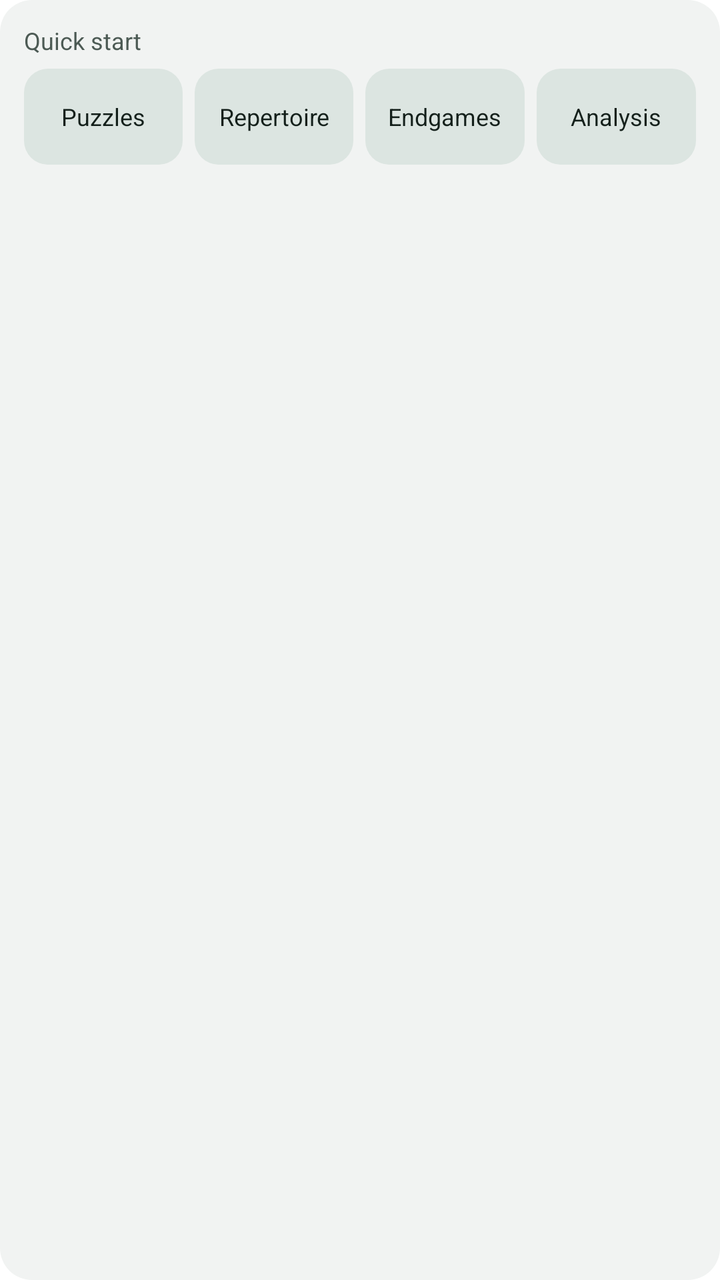
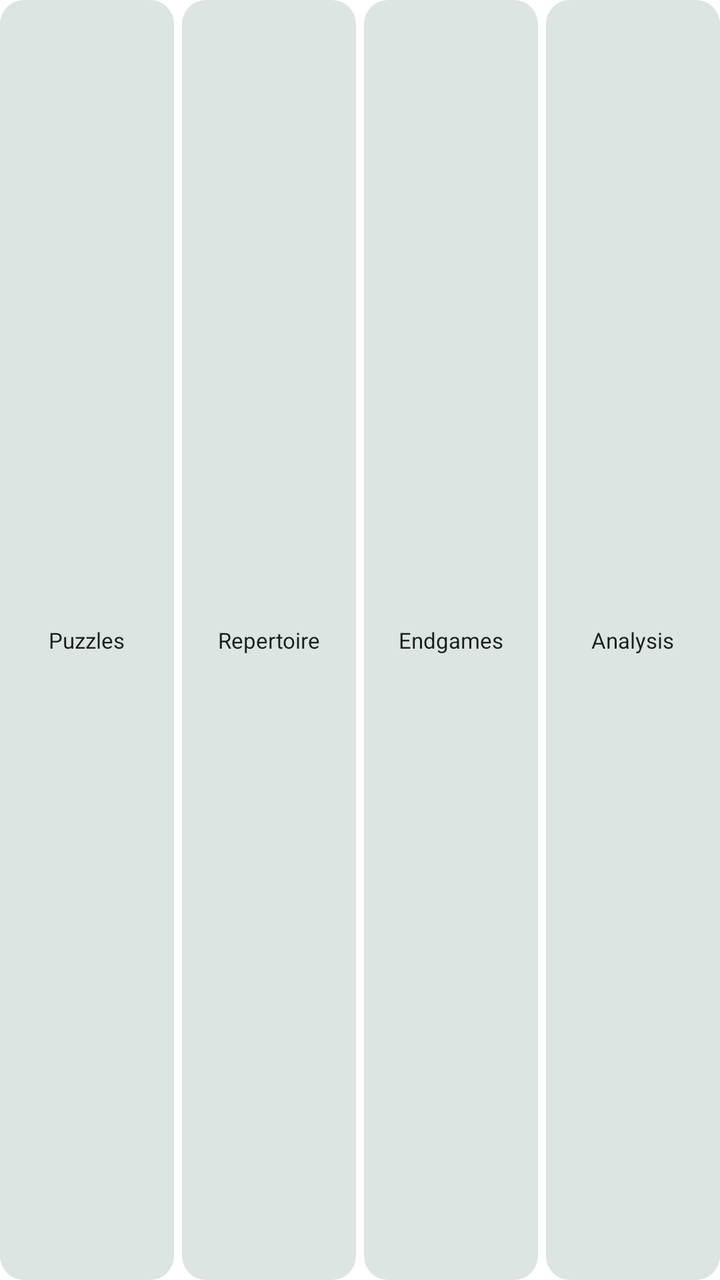

Screens rendered from an Android XML layout before and after an edit, with the pre-edit source and the edit as a unified diff.
<!-- AndroidManifest.xml: application theme Theme.kiebitz -->
<!-- res/layout/widget_preview_quick.xml -->
<?xml version="1.0" encoding="utf-8"?>
<LinearLayout xmlns:android="http://schemas.android.com/apk/res/android"
    android:layout_width="match_parent"
    android:layout_height="match_parent"
    android:orientation="vertical"
    android:background="@drawable/widget_preview_surface"
    android:padding="12dp">

    <TextView
        android:layout_width="wrap_content"
        android:layout_height="wrap_content"
        android:text="@string/widget_quick_name"
        android:textColor="@color/widget_preview_ink_muted"
        android:textSize="12sp" />

    <LinearLayout
        android:layout_width="match_parent"
        android:layout_height="48dp"
        android:layout_marginTop="6dp"
        android:orientation="horizontal">

        <TextView
            android:layout_width="0dp"
            android:layout_height="match_parent"
            android:layout_weight="1"
            android:layout_marginEnd="6dp"
            android:background="@drawable/widget_preview_chip"
            android:gravity="center"
            android:text="@string/widget_quick_puzzles"
            android:textColor="@color/widget_preview_ink"
            android:textSize="12sp" />

        <TextView
            android:layout_width="0dp"
            android:layout_height="match_parent"
            android:layout_weight="1"
            android:layout_marginEnd="6dp"
            android:background="@drawable/widget_preview_chip"
            android:gravity="center"
            android:text="@string/widget_quick_repertoire"
            android:textColor="@color/widget_preview_ink"
            android:textSize="12sp" />

        <TextView
            android:layout_width="0dp"
            android:layout_height="match_parent"
            android:layout_weight="1"
            android:layout_marginEnd="6dp"
            android:background="@drawable/widget_preview_chip"
            android:gravity="center"
            android:text="@string/widget_quick_endgames"
            android:textColor="@color/widget_preview_ink"
            android:textSize="12sp" />

        <TextView
            android:layout_width="0dp"
            android:layout_height="match_parent"
            android:layout_weight="1"
            android:background="@drawable/widget_preview_chip"
            android:gravity="center"
            android:text="@string/widget_quick_analysis"
            android:textColor="@color/widget_preview_ink"
            android:textSize="12sp" />
    </LinearLayout>
</LinearLayout>
<!-- resources referenced by this layout -->
<resources>
  <color name="widget_preview_ink">#FF14201B</color>
  <color name="widget_preview_ink_muted">#FF4C5A54</color>
  <!-- drawable widget_preview_chip (drawable) -->
  <?xml version="1.0" encoding="utf-8"?>
  <shape xmlns:android="http://schemas.android.com/apk/res/android" android:shape="rectangle">
      <corners android:radius="12dp" />
      <solid android:color="@color/widget_preview_chip" />
  </shape>
  <!-- drawable widget_preview_surface (drawable) -->
  <?xml version="1.0" encoding="utf-8"?>
  <shape xmlns:android="http://schemas.android.com/apk/res/android" android:shape="rectangle">
      <corners android:radius="16dp" />
      <solid android:color="@color/widget_preview_surface" />
  </shape>
  <string name="widget_quick_analysis">Analysis</string>
  <string name="widget_quick_endgames">Endgames</string>
  <string name="widget_quick_name">Quick start</string>
  <string name="widget_quick_puzzles">Puzzles</string>
  <string name="widget_quick_repertoire">Repertoire</string>
  <style name="Theme.kiebitz" parent="Theme.MaterialComponents.DayNight.NoActionBar">
          
      </style>
  <color name="widget_preview_chip">#FFDCE5E1</color>
  <color name="widget_preview_surface">#FFF1F3F2</color>
</resources>

<!-- the commit's change to res/layout/widget_preview_quick.xml (unified diff, before → after) -->
@@ -2,64 +2,60 @@
 <LinearLayout xmlns:android="http://schemas.android.com/apk/res/android"
     android:layout_width="match_parent"
     android:layout_height="match_parent"
-    android:orientation="vertical"
-    android:background="@drawable/widget_preview_surface"
-    android:padding="12dp">
+    android:orientation="horizontal">
 
     <TextView
-        android:layout_width="wrap_content"
-        android:layout_height="wrap_content"
-        android:text="@string/widget_quick_name"
-        android:textColor="@color/widget_preview_ink_muted"
-        android:textSize="12sp" />
+        android:layout_width="0dp"
+        android:layout_height="match_parent"
+        android:layout_weight="1"
+        android:layout_marginEnd="4dp"
+        android:background="@drawable/widget_preview_chip"
+        android:gravity="center"
+        android:paddingStart="4dp"
+        android:paddingEnd="4dp"
+        android:maxLines="1"
+        android:text="@string/widget_quick_puzzles"
+        android:textColor="@color/widget_preview_ink"
+        android:textSize="11sp" />
 
-    <LinearLayout
-        android:layout_width="match_parent"
-        android:layout_height="48dp"
-        android:layout_marginTop="6dp"
-        android:orientation="horizontal">
+    <TextView
+        android:layout_width="0dp"
+        android:layout_height="match_parent"
+        android:layout_weight="1"
+        android:layout_marginEnd="4dp"
+        android:background="@drawable/widget_preview_chip"
+        android:gravity="center"
+        android:paddingStart="4dp"
+        android:paddingEnd="4dp"
+        android:maxLines="1"
+        android:text="@string/widget_quick_repertoire"
+        android:textColor="@color/widget_preview_ink"
+        android:textSize="11sp" />
 
-        <TextView
-            android:layout_width="0dp"
-            android:layout_height="match_parent"
-            android:layout_weight="1"
-            android:layout_marginEnd="6dp"
-            android:background="@drawable/widget_preview_chip"
-            android:gravity="center"
-            android:text="@string/widget_quick_puzzles"
-            android:textColor="@color/widget_preview_ink"
-            android:textSize="12sp" />
+    <TextView
+        android:layout_width="0dp"
+        android:layout_height="match_parent"
+        android:layout_weight="1"
+        android:layout_marginEnd="4dp"
+        android:background="@drawable/widget_preview_chip"
+        android:gravity="center"
+        android:paddingStart="4dp"
+        android:paddingEnd="4dp"
+        android:maxLines="1"
+        android:text="@string/widget_quick_endgames"
+        android:textColor="@color/widget_preview_ink"
+        android:textSize="11sp" />
 
-        <TextView
-            android:layout_width="0dp"
-            android:layout_height="match_parent"
-            android:layout_weight="1"
-            android:layout_marginEnd="6dp"
-            android:background="@drawable/widget_preview_chip"
-            android:gravity="center"
-            android:text="@string/widget_quick_repertoire"
-            android:textColor="@color/widget_preview_ink"
-            android:textSize="12sp" />
-
-        <TextView
-            android:layout_width="0dp"
-            android:layout_height="match_parent"
-            android:layout_weight="1"
-            android:layout_marginEnd="6dp"
-            android:background="@drawable/widget_preview_chip"
-            android:gravity="center"
-            android:text="@string/widget_quick_endgames"
-            android:textColor="@color/widget_preview_ink"
-            android:textSize="12sp" />
-
-        <TextView
-            android:layout_width="0dp"
-            android:layout_height="match_parent"
-            android:layout_weight="1"
-            android:background="@drawable/widget_preview_chip"
-            android:gravity="center"
-            android:text="@string/widget_quick_analysis"
-            android:textColor="@color/widget_preview_ink"
-            android:textSize="12sp" />
-    </LinearLayout>
+    <TextView
+        android:layout_width="0dp"
+        android:layout_height="match_parent"
+        android:layout_weight="1"
+        android:background="@drawable/widget_preview_chip"
+        android:gravity="center"
+        android:paddingStart="4dp"
+        android:paddingEnd="4dp"
+        android:maxLines="1"
+        android:text="@string/widget_quick_analysis"
+        android:textColor="@color/widget_preview_ink"
+        android:textSize="11sp" />
 </LinearLayout>
<!-- resource entries referenced after the edit -->
@@ -1,28 +1,19 @@
 <!-- resources referenced by this layout -->
 <resources>
   <color name="widget_preview_ink">#FF14201B</color>
-  <color name="widget_preview_ink_muted">#FF4C5A54</color>
   <!-- drawable widget_preview_chip (drawable) -->
   <?xml version="1.0" encoding="utf-8"?>
   <shape xmlns:android="http://schemas.android.com/apk/res/android" android:shape="rectangle">
       <corners android:radius="12dp" />
       <solid android:color="@color/widget_preview_chip" />
   </shape>
-  <!-- drawable widget_preview_surface (drawable) -->
-  <?xml version="1.0" encoding="utf-8"?>
-  <shape xmlns:android="http://schemas.android.com/apk/res/android" android:shape="rectangle">
-      <corners android:radius="16dp" />
-      <solid android:color="@color/widget_preview_surface" />
-  </shape>
   <string name="widget_quick_analysis">Analysis</string>
   <string name="widget_quick_endgames">Endgames</string>
-  <string name="widget_quick_name">Quick start</string>
   <string name="widget_quick_puzzles">Puzzles</string>
   <string name="widget_quick_repertoire">Repertoire</string>
   <style name="Theme.kiebitz" parent="Theme.MaterialComponents.DayNight.NoActionBar">
           
       </style>
   <color name="widget_preview_chip">#FFDCE5E1</color>
-  <color name="widget_preview_surface">#FFF1F3F2</color>
 </resources>
 
